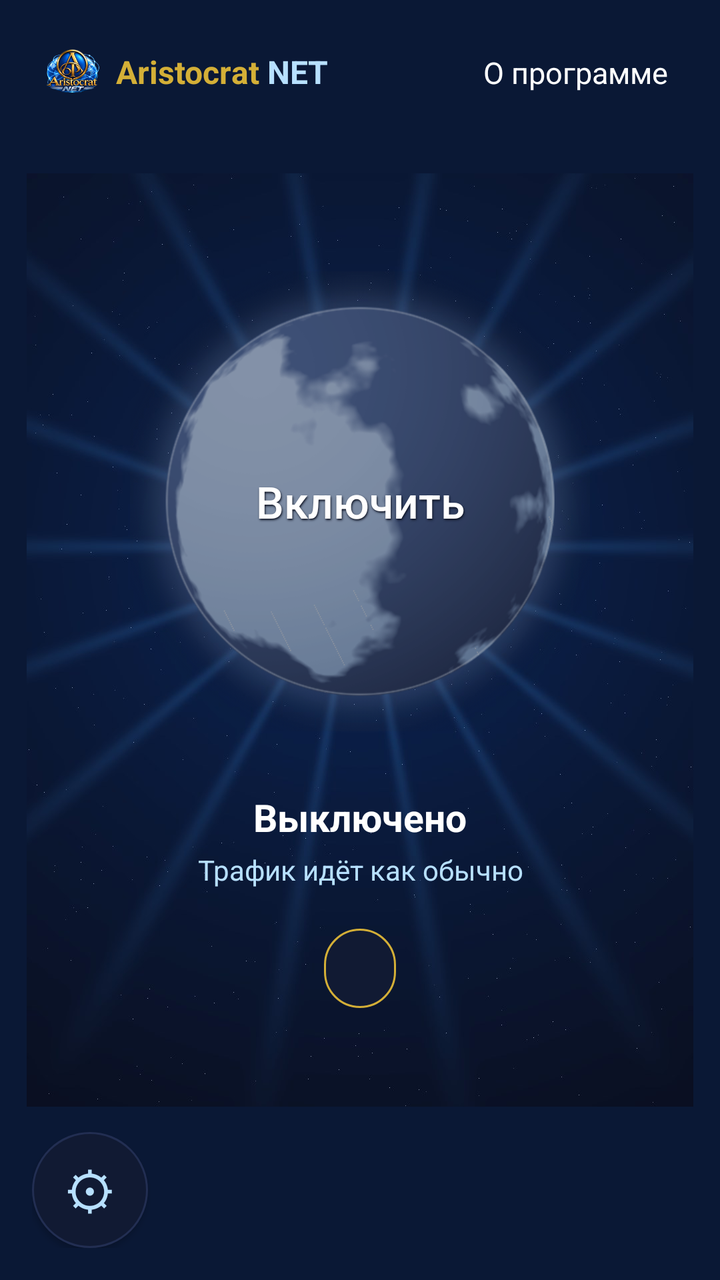
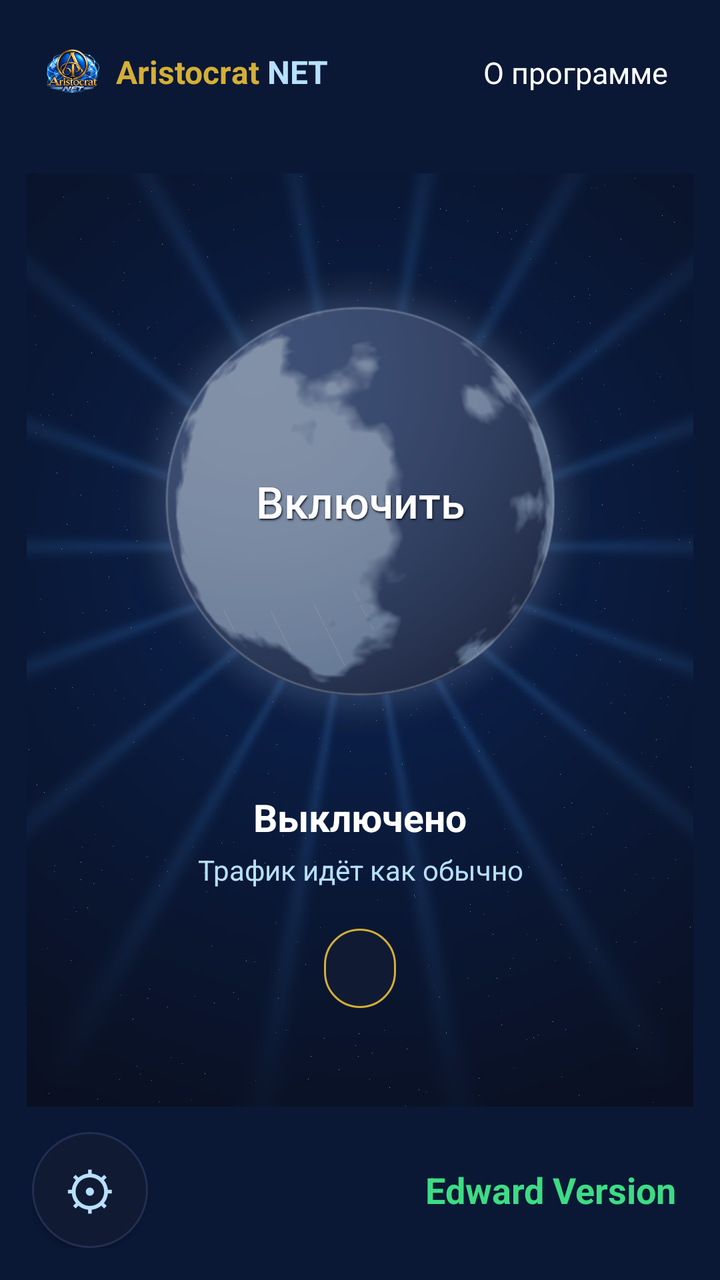

Screens rendered from an Android XML layout before and after an edit, with the pre-edit source and the edit as a unified diff.
<!-- AndroidManifest.xml: application theme AppTheme -->
<!-- res/layout/activity_main.xml -->
<?xml version="1.0" encoding="utf-8"?>
<FrameLayout xmlns:android="http://schemas.android.com/apk/res/android"
    android:layout_width="match_parent"
    android:layout_height="match_parent"
    android:background="@drawable/sky"
    android:padding="16dp">

    <LinearLayout
        android:layout_width="wrap_content"
        android:layout_height="wrap_content"
        android:layout_gravity="top|start"
        android:gravity="center_vertical"
        android:orientation="horizontal"
        android:padding="6dp">

        <ImageView
            android:layout_width="28dp"
            android:layout_height="28dp"
            android:contentDescription="@null"
            android:src="@mipmap/ic_launcher" />

        <TextView
            android:layout_width="wrap_content"
            android:layout_height="wrap_content"
            android:layout_marginStart="8dp"
            android:text="Aristocrat "
            android:textColor="@color/gold"
            android:textSize="16sp"
            android:textStyle="bold" />

        <TextView
            android:layout_width="wrap_content"
            android:layout_height="wrap_content"
            android:text="NET"
            android:textColor="@color/light"
            android:textSize="16sp"
            android:textStyle="bold" />
    </LinearLayout>

    <TextView
        android:id="@+id/about"
        android:layout_width="wrap_content"
        android:layout_height="wrap_content"
        android:layout_gravity="top|end"
        android:background="@drawable/link_bg"
        android:clickable="true"
        android:focusable="true"
        android:padding="10dp"
        android:text="@string/about"
        android:textColor="#FFFFFF"
        android:textSize="15sp" />

    <LinearLayout
        android:layout_width="match_parent"
        android:layout_height="wrap_content"
        android:layout_gravity="center"
        android:gravity="center_horizontal"
        android:orientation="vertical">

        <Button
            android:id="@+id/power"
            android:layout_width="230dp"
            android:layout_height="230dp"
            android:background="@drawable/power_off"
            android:focusable="true"
            android:text="@string/connect"
            android:textAllCaps="false"
            android:shadowColor="#0A0F1F"
            android:shadowDx="1"
            android:shadowDy="2"
            android:shadowRadius="2"
            android:textColor="#FFFFFF"
            android:textSize="22sp" />

        <TextView
            android:id="@+id/status"
            android:layout_width="wrap_content"
            android:layout_height="wrap_content"
            android:layout_marginTop="30dp"
            android:text="@string/status_off"
            android:textColor="#FFFFFF"
            android:textSize="19sp"
            android:textStyle="bold" />

        <TextView
            android:id="@+id/torStatus"
            android:layout_width="wrap_content"
            android:layout_height="wrap_content"
            android:layout_marginTop="4dp"
            android:gravity="center"
            android:paddingStart="24dp"
            android:paddingEnd="24dp"
            android:text="@string/sub_off"
            android:textColor="@color/light"
            android:textSize="14sp" />

        <TextView
            android:id="@+id/ip"
            android:layout_width="wrap_content"
            android:layout_height="wrap_content"
            android:layout_marginTop="20dp"
            android:background="@drawable/ip_pill"
            android:paddingStart="18dp"
            android:paddingTop="9dp"
            android:paddingEnd="18dp"
            android:paddingBottom="9dp"
            android:textColor="@color/text"
            android:textSize="16sp" />
    </LinearLayout>

    <Button
        android:id="@+id/gear"
        android:layout_width="58dp"
        android:layout_height="58dp"
        android:layout_gravity="bottom|start"
        android:background="@drawable/gear_bg"
        android:contentDescription="@string/settings"
        android:focusable="true"
        android:padding="0dp"
        android:text="⚙"
        android:textColor="@color/light"
        android:textSize="26sp" />
</FrameLayout>
<!-- resources referenced by this layout -->
<resources>
  <color name="gold">#D4AF37</color>
  <color name="light">#B7E0FF</color>
  <color name="text">#EEF3FB</color>
  <!-- drawable gear_bg (drawable) -->
  <?xml version="1.0" encoding="utf-8"?>
  <selector xmlns:android="http://schemas.android.com/apk/res/android">
      <item android:state_focused="true">
          <shape android:shape="oval">
              <solid android:color="@color/card" />
              <stroke android:width="3dp" android:color="@color/gold" />
          </shape>
      </item>
      <item>
          <shape android:shape="oval">
              <solid android:color="@color/card" />
              <stroke android:width="1dp" android:color="@color/line" />
          </shape>
      </item>
  </selector>
  <!-- drawable ip_pill (drawable) -->
  <?xml version="1.0" encoding="utf-8"?>
  <shape xmlns:android="http://schemas.android.com/apk/res/android" android:shape="rectangle">
      <solid android:color="@color/card" />
      <stroke android:width="1dp" android:color="@color/gold" />
      <corners android:radius="22dp" />
  </shape>
  <!-- drawable link_bg (drawable) -->
  <?xml version="1.0" encoding="utf-8"?>
  <selector xmlns:android="http://schemas.android.com/apk/res/android">
      <item android:state_focused="true">
          <shape android:shape="rectangle">
              <solid android:color="#18264A" />
              <stroke android:width="1dp" android:color="@color/gold" />
              <corners android:radius="10dp" />
          </shape>
      </item>
      <item android:state_pressed="true">
          <shape android:shape="rectangle">
              <solid android:color="#18264A" />
              <corners android:radius="10dp" />
          </shape>
      </item>
      <item android:drawable="@android:color/transparent" />
  </selector>
  <!-- drawable power_off (drawable) -->
  <?xml version="1.0" encoding="utf-8"?>
  <selector xmlns:android="http://schemas.android.com/apk/res/android">
      <item android:state_focused="true" android:drawable="@drawable/planet_off_focus" />
      <item android:state_pressed="true" android:drawable="@drawable/planet_off_focus" />
      <item android:drawable="@drawable/planet_off" />
  </selector>
  <!-- drawable sky (drawable) -->
  <?xml version="1.0" encoding="utf-8"?>
  <layer-list xmlns:android="http://schemas.android.com/apk/res/android">
      <item><color android:color="#0A1835" /></item>
      <item><bitmap android:src="@drawable/sky_img" android:gravity="center" /></item>
  </layer-list>
  <!-- mipmap ic_launcher: png bitmap (mipmap-hdpi, 11489 bytes) -->
  <string name="about">О программе</string>
  <string name="connect">Включить</string>
  <string name="settings">Настройки</string>
  <string name="status_off">Выключено</string>
  <string name="sub_off">Трафик идёт как обычно</string>
  <style name="AppTheme" parent="android:Theme.DeviceDefault">
          <item name="android:windowBackground">@color/bg</item>
          <item name="android:colorAccent">@color/accent</item>
          <item name="android:statusBarColor">@color/bg</item>
          <item name="android:navigationBarColor">@color/bg</item>
      </style>
  <color name="card">#111A33</color>
  <color name="line">#222E52</color>
  <!-- drawable planet_off_focus: png bitmap (drawable-nodpi, 128622 bytes) -->
  <!-- drawable planet_off: png bitmap (drawable-nodpi, 140865 bytes) -->
  <!-- drawable sky_img: jpg bitmap (drawable-land-nodpi, 87989 bytes) -->
  <color name="bg">#0A0F1F</color>
  <color name="accent">#4DA8FF</color>
</resources>

<!-- the commit's change to res/layout/activity_main.xml (unified diff, before → after) -->
@@ -120,4 +120,17 @@
         android:text="⚙"
         android:textColor="@color/light"
         android:textSize="26sp" />
+
+    
+    <TextView
+        android:id="@+id/edition"
+        android:layout_width="wrap_content"
+        android:layout_height="58dp"
+        android:layout_gravity="bottom|end"
+        android:gravity="center_vertical"
+        android:paddingEnd="6dp"
+        android:text="Edward Version"
+        android:textColor="#3DDC84"
+        android:textSize="18sp"
+        android:textStyle="bold" />
 </FrameLayout>
